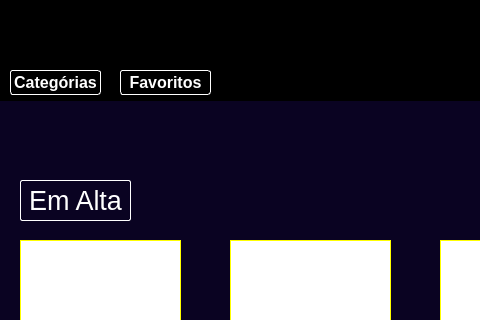
Qt form telas/tela_inicialOFC.ui (Alisson-Rodrigo/poo-II) before a commit; both pictures show x 0 to 480 and y 0 to 320 of the 1250 by 640 pixel window.
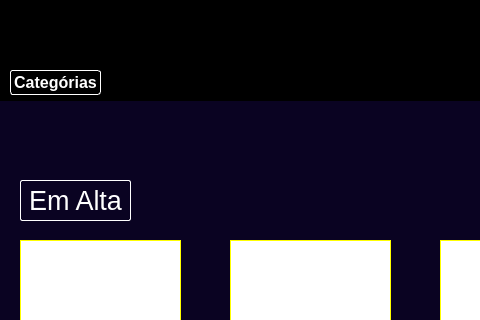
The same form after that commit. Icons and pictures are not drawn.

Patch:
```diff
--- a/telas/tela_inicialOFC.ui
+++ b/telas/tela_inicialOFC.ui
@@ -48,41 +48,6 @@
     <property name="frameShadow">
      <enum>QFrame::Raised</enum>
     </property>
-    <widget class="QPushButton" name="pushButton_3">
-     <property name="geometry">
-      <rect>
-       <x>130</x>
-       <y>70</y>
-       <width>91</width>
-       <height>25</height>
-      </rect>
-     </property>
-     <property name="font">
-      <font>
-       <pointsize>12</pointsize>
-       <weight>75</weight>
-       <bold>true</bold>
-      </font>
-     </property>
-     <property name="cursor">
-      <cursorShape>PointingHandCursor</cursorShape>
-     </property>
-     <property name="styleSheet">
-      <string notr="true">QPushButton {
-color: white;
-border: 0.5px solid white;
-border-radius: 3px;
-}
-
-QPushButton:hover {
-	color:black;
-	background-color: white;
-}</string>
-     </property>
-     <property name="text">
-      <string>Favoritos</string>
-     </property>
-    </widget>
     <widget class="QPushButton" name="pushButton_4">
      <property name="geometry">
       <rect>
```
Left out of the diff: 2 changed lines with no effect on the pictures.
